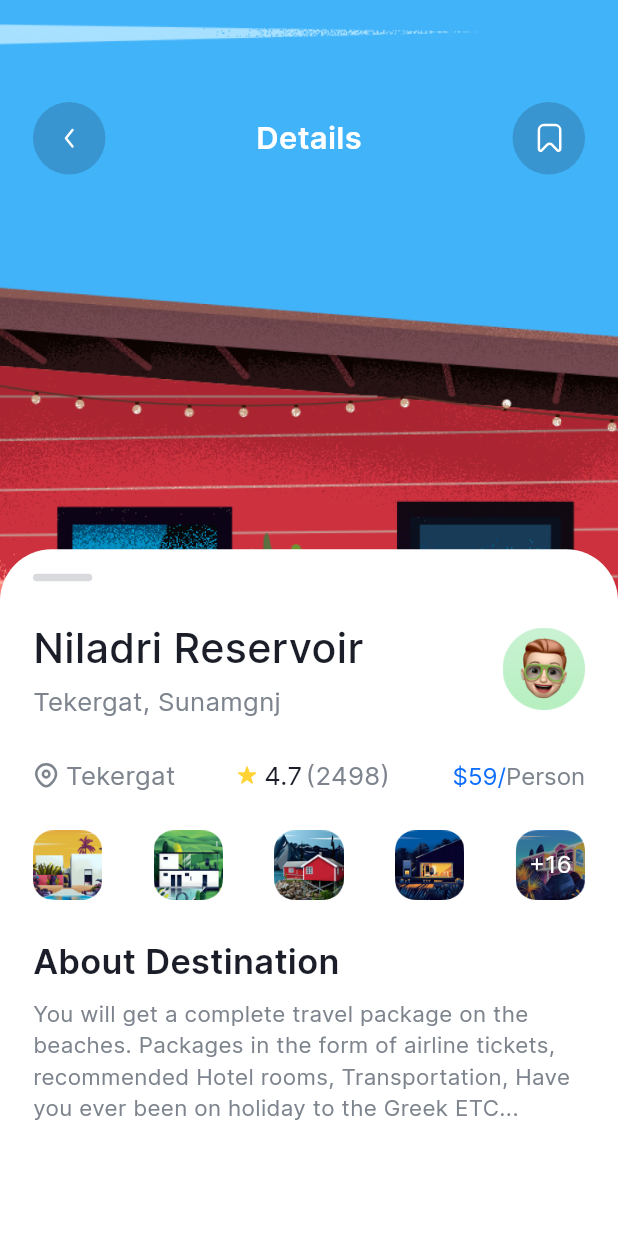
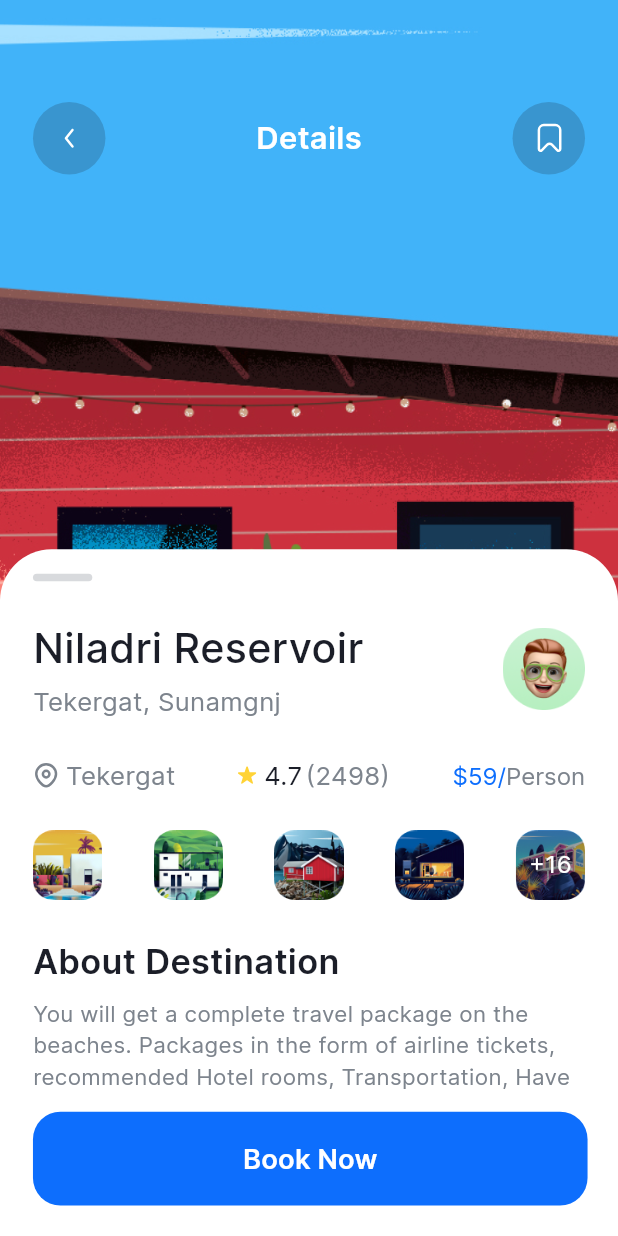
Before and after one commit to SharifboyMuminov/travel_app, a Flutter app: the DetailsScreen screen opened directly, on a phone screen of 412 x 824 dp. Run offline on Flutter 3.47's test engine with Material 3 defaults, Android fonts, the phone set to English and light mode, and no system bars; our stand-ins replace flutter_screenutil, flutter_svg, pinput.

Commit message:
end work details page :)

```diff
--- a/lib/screens/tab_box/home/details_screen.dart
+++ b/lib/screens/tab_box/home/details_screen.dart
@@ -3,7 +3,7 @@ import 'package:flutter_screenutil/flutter_screenutil.dart';
 import 'package:flutter_svg/flutter_svg.dart';
 import 'package:travel_app/screens/tab_box/home/widget/background_image.dart';
 import 'package:travel_app/screens/tab_box/home/widget/details_top_items.dart';
-import 'package:travel_app/screens/widget/global_arrow_back.dart';
+import 'package:travel_app/screens/widget/main_button.dart';
 import 'package:travel_app/utils/app_colors.dart';
 import 'package:travel_app/utils/app_size.dart';
 import 'package:travel_app/utils/app_text_style.dart';
@@ -36,6 +36,9 @@ class DetailsScreen extends StatelessWidget {
               child: SizedBox(
                 width: width,
                 height: height / 1.8,
+                child: Column(
+                  children: [
+                    Expanded(
                       child: SingleChildScrollView(
                         padding: EdgeInsets.symmetric(horizontal: 20.we),
                         child: Column(
@@ -57,13 +60,15 @@ class DetailsScreen extends StatelessWidget {
                               children: [
                                 Expanded(
                                   child: Column(
-                              crossAxisAlignment: CrossAxisAlignment.start,
+                                    crossAxisAlignment:
+                                        CrossAxisAlignment.start,
                                     children: [
                                       Text(
                                         "Niladri Reservoir",
                                         maxLines: 1,
                                         overflow: TextOverflow.ellipsis,
-                                  style: AppTextStyle.interMedium.copyWith(
+                                        style:
+                                            AppTextStyle.interMedium.copyWith(
                                           fontSize: 24.sp,
                                           color: AppColors.c1B1E28,
                                         ),
@@ -73,7 +78,8 @@ class DetailsScreen extends StatelessWidget {
                                         "Tekergat, Sunamgnj",
                                         maxLines: 1,
                                         overflow: TextOverflow.ellipsis,
-                                  style: AppTextStyle.interRegular.copyWith(
+                                        style:
+                                            AppTextStyle.interRegular.copyWith(
                                           fontSize: 15.sp,
                                           color: AppColors.c7D848D,
                                         ),
@@ -147,7 +153,8 @@ class DetailsScreen extends StatelessWidget {
                                     children: [
                                       TextSpan(
                                         text: "Person",
-                                  style: AppTextStyle.interRegular.copyWith(
+                                        style:
+                                            AppTextStyle.interRegular.copyWith(
                                           color: AppColors.c7D848D,
                                           fontSize: 14.sp,
                                         ),
@@ -174,8 +181,10 @@ class DetailsScreen extends StatelessWidget {
                                         ),
                                         DecoratedBox(
                                           decoration: BoxDecoration(
-                                      color: AppColors.black.withOpacity(0.2),
-                                      borderRadius: BorderRadius.circular(12.r),
+                                            color: AppColors.black
+                                                .withOpacity(0.2),
+                                            borderRadius:
+                                                BorderRadius.circular(12.r),
                                           ),
                                           child: SizedBox(
                                             width: 42.we,
@@ -184,7 +193,8 @@ class DetailsScreen extends StatelessWidget {
                                         ),
                                         Text(
                                           "+16",
-                                    style: AppTextStyle.interRegular.copyWith(
+                                          style: AppTextStyle.interRegular
+                                              .copyWith(
                                             fontSize: 14.sp,
                                             color: AppColors.white,
                                           ),
@@ -221,6 +231,21 @@ class DetailsScreen extends StatelessWidget {
                         ),
                       ),
                     ),
+                    Padding(
+                      padding: EdgeInsets.only(
+                        top: 10.he,
+                        bottom: 20.he,
+                        right: 20.he,
+                        left: 20.we,
+                      ),
+                      child: MainButton(
+                        title: "Book Now",
+                        onTab: () {},
+                      ),
+                    ),
+                  ],
+                ),
+              ),
             ),
           ),
         ],
```
Lines whose indentation alone changed are shown as unchanged.
